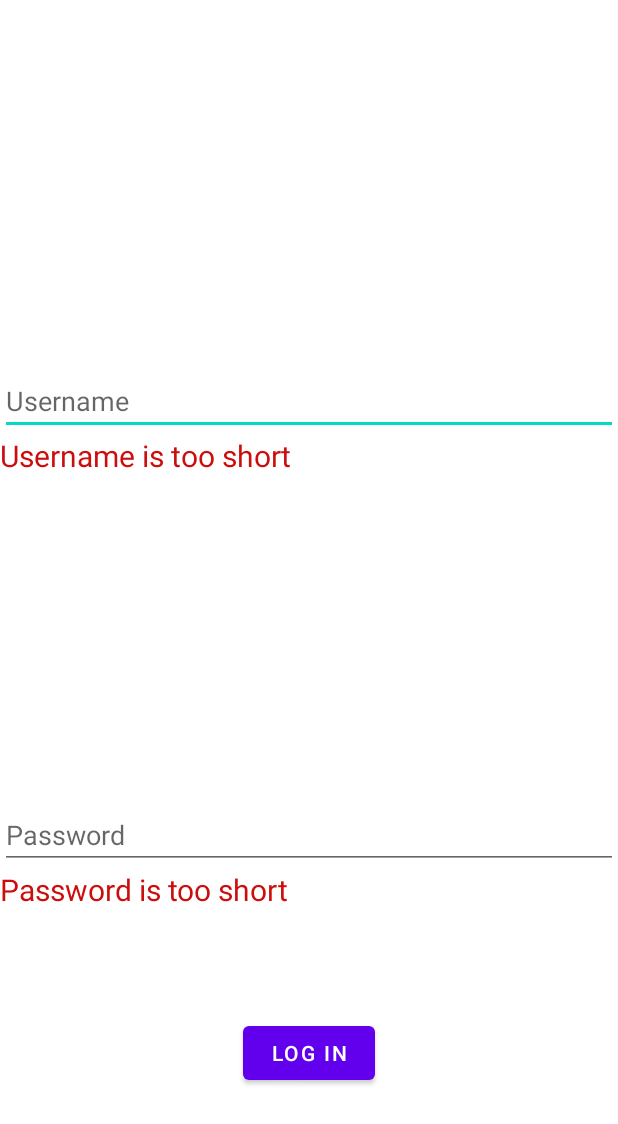
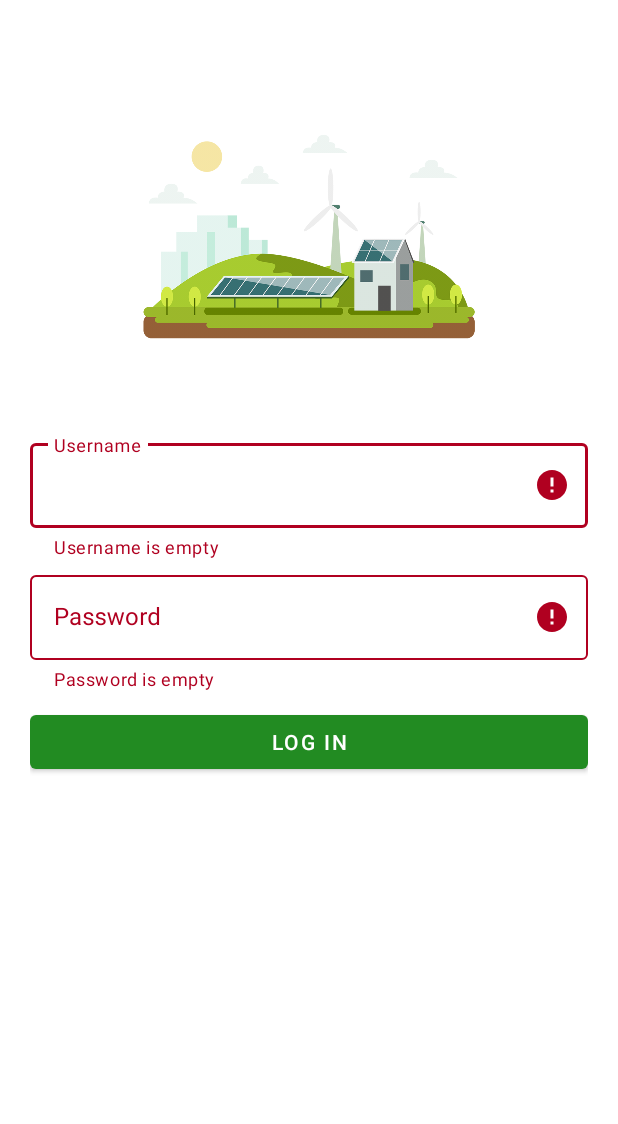
Before and after one commit to iliesgabi/piupiu, an Android app: the LogInActivity screen opened directly, with no data from a screen before it, after a tap on "LOG IN", on a phone screen of 412 x 824 dp. Shown: the top 1124 px of the screen. Run offline under Robolectric (Android 15) with nearby library versions, the light colour scheme and no system bars.

Commit message:
login view changed

```diff
--- a/app/src/main/java/com/piu/solar_energy_usage/authentication/LogInActivity.kt
+++ b/app/src/main/java/com/piu/solar_energy_usage/authentication/LogInActivity.kt
@@ -3,10 +3,9 @@ package com.piu.solar_energy_usage.authentication
 import android.content.Intent
 import androidx.appcompat.app.AppCompatActivity
 import android.os.Bundle
-import android.view.View
 import android.widget.Button
 import android.widget.TextView
-import com.piu.solar_energy_usage.MainActivity
+import com.google.android.material.textfield.TextInputLayout
 import com.piu.solar_energy_usage.MainWindowActivity
 import com.piu.solar_energy_usage.R
 
@@ -15,62 +14,59 @@ class LogInActivity : AppCompatActivity() {
         super.onCreate(savedInstanceState)
         setContentView(R.layout.activity_log_in)
 
-        val usernameRef = findViewById<TextView>(R.id.usernameInput)
-        val passwordRef = findViewById<TextView>(R.id.passwordInput)
+        val usernameInput = findViewById<TextView>(R.id.usernameInput)
+        val passwordInput = findViewById<TextView>(R.id.passwordInput)
 
         val button = findViewById<Button>(R.id.loginButton)
         button.setOnClickListener {
-            val username = usernameRef.text
-            val password = passwordRef.text
+            val username = usernameInput.text
+            val password = passwordInput.text
 
             var ok = true
 
-            val usernameError = findViewById<TextView>(R.id.usernameError)
-            val passwordError = findViewById<TextView>(R.id.passwordError)
-
+            val usernameTextInputLayout = findViewById<TextInputLayout>(R.id.username)
+            val passwordTextInputLayout = findViewById<TextInputLayout>(R.id.password)
 
             val usernameResult = validateUsername(username.toString())
             if(!usernameResult.first) {
-                usernameError.visibility = View.VISIBLE
+                usernameTextInputLayout.isErrorEnabled = true
 
                 ok = false
 
                 when(usernameResult.second) {
-                    0 -> { usernameError.text = "Username is too short" }
-                    1 -> { usernameError.text = "Username is empty" }
-                    2 -> { usernameError.text = "Username is not valid" }
+                    0 -> { usernameTextInputLayout.error = "Username is too short" }
+                    1 -> { usernameTextInputLayout.error = "Username is empty" }
+                    2 -> { usernameTextInputLayout.error = "Username is not valid" }
                 }
-
             } else {
-                usernameError.visibility = View.GONE
+                usernameTextInputLayout.isErrorEnabled = false
             }
 
             val passwordResult = validatePassword(password.toString())
             if(!passwordResult.first) {
-                passwordError.visibility = View.VISIBLE
+                passwordTextInputLayout.isErrorEnabled = true
 
                 ok = false
 
                 when(passwordResult.second) {
-                    0 -> { passwordError.text = "Password is too short" }
-                    1 -> { passwordError.text = "Password is empty" }
-                    2 -> { passwordError.text = "Password is not valid" }
+                    0 -> { passwordTextInputLayout.error = "Password is too short" }
+                    1 -> { passwordTextInputLayout.error = "Password is empty" }
+                    2 -> { passwordTextInputLayout.error = "Password is not valid" }
                 }
 
             } else {
-                passwordError.visibility = View.GONE
+                passwordTextInputLayout.isErrorEnabled = false
             }
 
             if(ok) {
                 val intent = Intent(this, MainWindowActivity::class.java)
                 startActivity(intent)
             }
-
         }
     }
 
     private fun validateUsername(username: String): Pair<Boolean, Int> {
-        if(username.length < 3) {
+        if(username.length in 1..2) {
             return Pair(false, 0)
         }
 
@@ -86,7 +82,7 @@ class LogInActivity : AppCompatActivity() {
     }
 
     private fun validatePassword(password: String): Pair<Boolean, Int> {
-        if(password.length < 3) {
+        if(password.length in 1..2) {
             return Pair(false, 0)
         }
 
--- a/app/src/main/res/layout/activity_log_in.xml
+++ b/app/src/main/res/layout/activity_log_in.xml
@@ -1,71 +1,66 @@
 <?xml version="1.0" encoding="utf-8"?>
-<androidx.constraintlayout.widget.ConstraintLayout xmlns:android="http://schemas.android.com/apk/res/android"
+<LinearLayout xmlns:android="http://schemas.android.com/apk/res/android"
     xmlns:app="http://schemas.android.com/apk/res-auto"
     xmlns:tools="http://schemas.android.com/tools"
     android:layout_width="match_parent"
     android:layout_height="match_parent"
+    android:background="#fff"
+    android:orientation="vertical"
+    android:padding="20dp"
     tools:context=".authentication.LogInActivity">
+
+    <ImageView
+        android:id="@+id/titleImage"
+        android:layout_width="match_parent"
+        android:layout_height="250dp"
+        android:transitionName="homeImage"
+
+        android:src="@drawable/title" />
+
+    <LinearLayout
+        android:layout_width="match_parent"
+        android:layout_height="wrap_content"
+        android:layout_marginTop="20dp"
+        android:layout_marginBottom="20dp"
+        android:orientation="vertical">
+
+        <com.google.android.material.textfield.TextInputLayout
+            android:id="@+id/username"
+            style="@style/Widget.MaterialComponents.TextInputLayout.OutlinedBox"
+            android:layout_width="match_parent"
+            android:layout_height="wrap_content"
+            android:hint="@string/username">
 
             <com.google.android.material.textfield.TextInputEditText
                 android:id="@+id/usernameInput"
                 android:layout_width="match_parent"
-        android:layout_height="wrap_content"
+                android:layout_height="wrap_content" />
+        </com.google.android.material.textfield.TextInputLayout>
 
-        android:hint="Username"
-
-        app:layout_constraintBottom_toTopOf="@+id/passwordInput"
-        app:layout_constraintEnd_toEndOf="parent"
-        app:layout_constraintStart_toStartOf="parent"
-        app:layout_constraintTop_toTopOf="parent"
-        app:layout_constraintVertical_chainStyle="spread" />
-
-    <TextView
-        android:id="@+id/usernameError"
+        <com.google.android.material.textfield.TextInputLayout
+            android:id="@+id/password"
+            style="@style/Widget.MaterialComponents.TextInputLayout.OutlinedBox"
             android:layout_width="match_parent"
             android:layout_height="wrap_content"
-
-        android:text="Error"
-        android:textColor="@color/red"
-        android:textSize="20sp"
-        android:visibility="gone"
-
-        app:layout_constraintTop_toBottomOf="@id/usernameInput" />
+            android:hint="@string/password"
+            app:passwordToggleEnabled="true"
+            android:layout_marginTop="5dp"
+            android:layout_marginBottom="10dp">
 
             <com.google.android.material.textfield.TextInputEditText
                 android:id="@+id/passwordInput"
                 android:layout_width="match_parent"
                 android:layout_height="wrap_content"
-
-        android:hint="Password"
-        android:inputType="textPassword"
-
-        app:layout_constraintBottom_toBottomOf="parent"
-        app:layout_constraintEnd_toEndOf="parent"
-        app:layout_constraintStart_toStartOf="parent"
-        app:layout_constraintTop_toBottomOf="@+id/usernameInput" />
-
-    <TextView
-        android:id="@+id/passwordError"
-        android:layout_width="match_parent"
-        android:layout_height="wrap_content"
-
-        android:text="Error"
-        android:textColor="@color/red"
-        android:textSize="20sp"
-        android:visibility="gone"
-
-        app:layout_constraintTop_toBottomOf="@id/passwordInput" />
+                android:inputType="textPassword"/>
+        </com.google.android.material.textfield.TextInputLayout>
 
         <Button
             android:id="@+id/loginButton"
-        android:layout_width="wrap_content"
+            android:layout_width="match_parent"
             android:layout_height="wrap_content"
+            app:backgroundTint="@color/green"
+            android:text="@string/LogIn"
+            android:textColor="#fff" />
+    </LinearLayout>
 
-        android:text="@string/LogIn"
-
-        app:layout_constraintBottom_toBottomOf="parent"
-        app:layout_constraintEnd_toEndOf="parent"
-        app:layout_constraintStart_toStartOf="parent"
-        app:layout_constraintTop_toBottomOf="@+id/passwordInput" />
-
-</androidx.constraintlayout.widget.ConstraintLayout>
+</LinearLayout>
--- a/app/src/main/res/values/colors.xml
+++ b/app/src/main/res/values/colors.xml
@@ -11,6 +11,7 @@
     <color name="red_shade_2">#BD0F32</color>
     <color name="green">#228B22</color>
     <color name="background">#83F6BE58</color>
+    <color name="nice_orange">#F69C58</color>
 
     <color name="black_shade_1">#292D36</color>
 </resources>
--- a/app/src/main/res/values/strings.xml
+++ b/app/src/main/res/values/strings.xml
@@ -11,4 +11,6 @@
     <string name="pay">pay</string>
     <string name="card_details">Card details</string>
     <string name="car">Car</string>
+    <string name="password">Password</string>
+    <string name="username">Username</string>
 </resources>
```
Also changed, not shown: app/src/main/res/layout/activity_weather.xml (+9 -21 lines), app/src/main/res/layout/weather_item.xml (+9 -4 lines), app/src/main/res/drawable/sky.jpg (added), app/src/main/res/drawable/sky2.jpg (added), app/src/main/res/drawable/title.png (added). Lines whose indentation alone changed are shown as unchanged.
